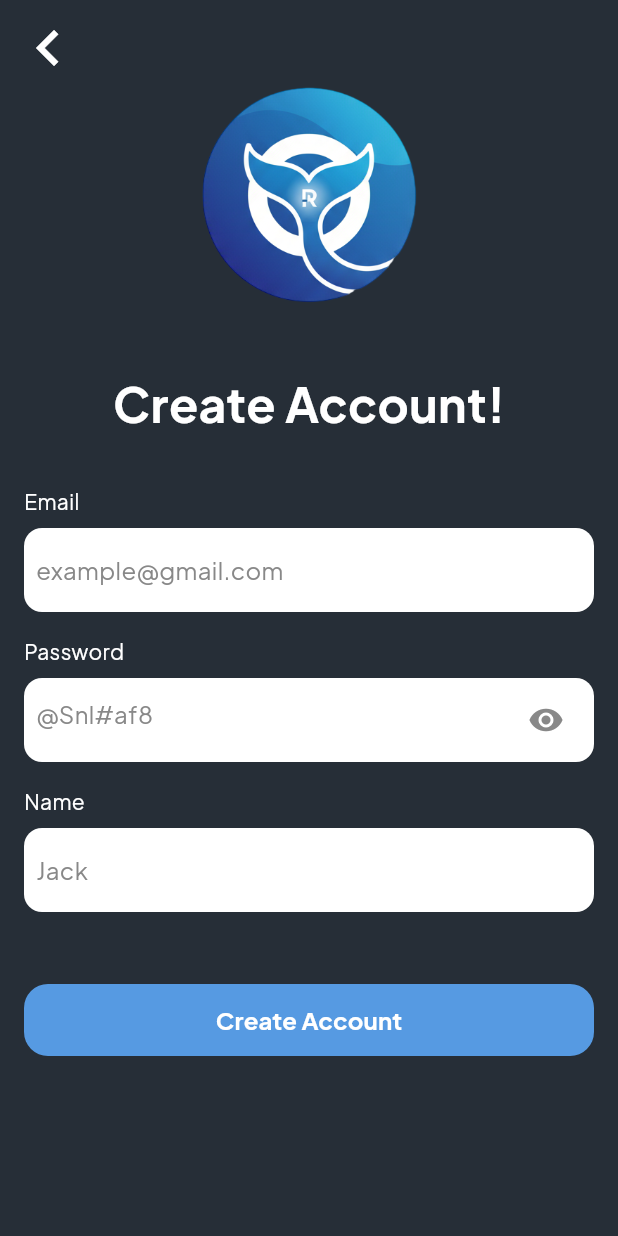
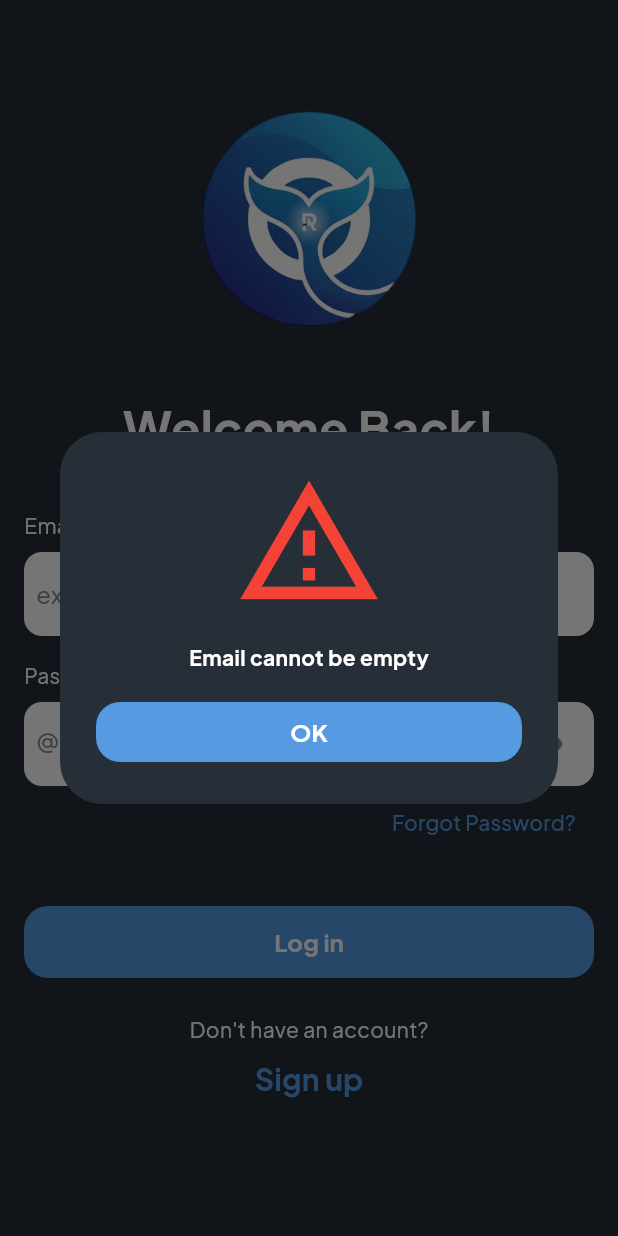
Before and after one commit to zawhtetnaing10/orcal_ai_flutter, a Flutter app: the screen it shows after launch, after a tap on "Log in", on a phone screen of 412 x 824 dp. Run offline on Flutter 3.47's test engine with Material 3 defaults, Android fonts, the phone set to English and light mode, and no system bars; our stand-ins replace cloud_firestore, dio, firebase_auth, firebase_core, flutter_bloc, go_router and 2 more; accounts and stored records are empty; generated files the repository leaves out were written again.

Commit message:
Login feature complete

```diff
--- /dev/null
+++ b/lib/actions/login_actions.dart
@@ -0,0 +1,19 @@
+sealed class LoginActions {}
+
+class OnEmailChanged extends LoginActions {
+  final String email;
+
+  OnEmailChanged(this.email);
+}
+
+class OnPasswordChanged extends LoginActions {
+  final String password;
+
+  OnPasswordChanged(this.password);
+}
+
+class OnDismissDialog extends LoginActions{}
+
+class OnTapLogin extends LoginActions {}
+
+class OnTapSignUp extends LoginActions {}
--- /dev/null
+++ b/lib/blocs/login_bloc.dart
@@ -0,0 +1,58 @@
+import 'package:flutter_bloc/flutter_bloc.dart';
+import 'package:orcal_ai_flutter/actions/login_actions.dart';
+import 'package:orcal_ai_flutter/data/repository/orcal_repository.dart';
+import 'package:orcal_ai_flutter/states/login_state.dart';
+
+class LoginBloc extends Cubit<LoginState> {
+  LoginBloc() : super(LoginState());
+
+  final repository = OrcalRepository();
+
+  void onAction(LoginActions action) async {
+    switch (action) {
+      case OnEmailChanged():
+        emit(state.copyWith(email: action.email));
+      case OnPasswordChanged():
+        emit(state.copyWith(password: action.password));
+      case OnTapLogin():
+        if (state.email.isEmpty) {
+          emit(
+            state.copyWith(
+              status: LoginEvents.showError,
+              errorMessage: "Email cannot be empty",
+            ),
+          );
+          return;
+        }
+
+        if (state.password.isEmpty) {
+          emit(
+            state.copyWith(
+              status: LoginEvents.showError,
+              errorMessage: "Password cannot be empty",
+            ),
+          );
+          return;
+        }
+
+        emit(state.copyWith(status: LoginEvents.showLoading));
+        try {
+          await repository.signIn(state.email, state.password);
+          emit(state.copyWith(status: LoginEvents.dismissLoading));
+          emit(state.copyWith(status: LoginEvents.navigateToHome));
+        } on Exception catch (e) {
+          emit(state.copyWith(status: LoginEvents.dismissLoading));
+          emit(
+            state.copyWith(
+              status: LoginEvents.showError,
+              errorMessage: "Login failed: $e",
+            ),
+          );
+        }
+      case OnDismissDialog():
+        emit(state.copyWith(status: LoginEvents.initial));
+      case OnTapSignUp():
+        emit(state.copyWith(status: LoginEvents.navigateToRegister));
+    }
+  }
+}
--- a/lib/data/repository/orcal_repository.dart
+++ b/lib/data/repository/orcal_repository.dart
@@ -1,3 +1,4 @@
+import 'package:firebase_auth/firebase_auth.dart';
 import 'package:orcal_ai_flutter/data/vos/info_to_embed_vo.dart';
 import 'package:orcal_ai_flutter/network/firebase/firebase_service.dart';
 import 'package:orcal_ai_flutter/network/orcal_api_client.dart';
@@ -15,12 +16,26 @@ class OrcalRepository {
   /// Firebase
   final FirebaseService _firebaseService = FirebaseService();
 
-  Future<UserResponse> register(String email, String password, String username){
-    RegisterRequest request = RegisterRequest(email: email, password: password, username: username);
+  Future<User?> signIn(String email, String password) {
+    return _firebaseService.signIn(email, password);
+  }
+
+  Future<UserResponse> register(
+    String email,
+    String password,
+    String username,
+  ) {
+    RegisterRequest request = RegisterRequest(
+      email: email,
+      password: password,
+      username: username,
+    );
     return _client.register(request);
   }
 
-  Future<GenericResponse> buildEmbeddings(List<InfoToEmbedVO> infoToEmbed) async {
+  Future<GenericResponse> buildEmbeddings(
+    List<InfoToEmbedVO> infoToEmbed,
+  ) async {
     BuildEmbeddingsRequest request = BuildEmbeddingsRequest(data: infoToEmbed);
     String idToken = await _firebaseService.getBearerToken();
     return _client.buildEmbeddings(idToken, request);
--- /dev/null
+++ b/lib/dialogs/error_dialog.dart
@@ -0,0 +1,59 @@
+import 'package:flutter/material.dart';
+import 'package:orcal_ai_flutter/utils/colors.dart';
+import 'package:orcal_ai_flutter/utils/dimens.dart';
+import 'package:orcal_ai_flutter/utils/images.dart';
+import 'package:orcal_ai_flutter/widgets/orcal_primary_button.dart';
+
+class ErrorDialog extends StatelessWidget {
+  final String errorMessage;
+  final VoidCallback onTapOk;
+
+  const ErrorDialog({
+    super.key,
+    required this.errorMessage,
+    required this.onTapOk,
+  });
+
+  @override
+  Widget build(BuildContext context) {
+    return Dialog(
+      backgroundColor: kBackgroundColor,
+      child: Padding(
+        padding: const EdgeInsets.all(kMarginLarge),
+        child: Column(
+          crossAxisAlignment: CrossAxisAlignment.center,
+          mainAxisSize: MainAxisSize.min,
+          children: [
+            Icon(
+              Icons.warning_amber_outlined,
+              color: Colors.red,
+              size: kDialogLogoSize,
+            ),
+            Padding(
+              padding: EdgeInsets.only(top: kMarginMedium2),
+              child: Text(
+                errorMessage,
+                style: TextStyle(
+                  fontWeight: FontWeight.bold,
+                  color: Colors.white,
+                  fontSize: kTextRegular,
+                ),
+              ),
+            ),
+
+            Padding(
+              padding: EdgeInsets.only(top: kMarginMedium2),
+              child: SizedBox(
+                width: double.infinity,
+                child: OrcalPrimaryButton(label: "OK", onPressed: (){
+                  Navigator.pop(context);
+                  onTapOk();
+                }),
+              ),
+            ),
+          ],
+        ),
+      ),
+    );
+  }
+}
--- a/lib/screens/login_screen.dart
+++ b/lib/screens/login_screen.dart
@@ -1,5 +1,11 @@
 import 'package:flutter/material.dart';
+import 'package:flutter_bloc/flutter_bloc.dart';
 import 'package:go_router/go_router.dart';
+import 'package:loading_animation_widget/loading_animation_widget.dart';
+import 'package:orcal_ai_flutter/actions/login_actions.dart';
+import 'package:orcal_ai_flutter/blocs/login_bloc.dart';
+import 'package:orcal_ai_flutter/dialogs/error_dialog.dart';
+import 'package:orcal_ai_flutter/states/login_state.dart';
 import 'package:orcal_ai_flutter/utils/colors.dart';
 import 'package:orcal_ai_flutter/utils/dimens.dart';
 import 'package:orcal_ai_flutter/utils/images.dart';
@@ -13,7 +19,65 @@ class LoginScreen extends StatelessWidget {
 
   @override
   Widget build(BuildContext context) {
-    return Scaffold(
+    return BlocProvider(
+      create: (BuildContext context) => LoginBloc(),
+      child: LoginBody(),
+    );
+  }
+}
+
+class LoginBody extends StatelessWidget {
+  const LoginBody({super.key});
+
+  @override
+  Widget build(BuildContext context) {
+    return BlocListener<LoginBloc, LoginState>(
+      listenWhen: (previous, current) => previous.status != current.status,
+      listener: (context, state) {
+        switch (state.status) {
+          case LoginEvents.showLoading:
+            {
+              showDialog(
+                context: context,
+                barrierDismissible: false,
+                builder: (dialogContext) {
+                  return Center(
+                    child: LoadingAnimationWidget.staggeredDotsWave(
+                      color: Colors.white,
+                      size: 88,
+                    ),
+                  );
+                },
+              );
+            }
+          case LoginEvents.showError:
+            {
+              showDialog(
+                context: context,
+                barrierDismissible: false,
+                builder: (dialogContext) {
+                  return ErrorDialog(
+                    errorMessage: state.errorMessage,
+                    onTapOk: () {
+                      context.read<LoginBloc>().onAction(OnDismissDialog());
+                    },
+                  );
+                },
+              );
+            }
+          case LoginEvents.navigateToHome:
+            {
+              debugPrint("Navigate to home screen");
+            }
+          case LoginEvents.dismissLoading:
+            Navigator.pop(context);
+          case LoginEvents.navigateToRegister:
+            context.pushNamed(kRegisterRoute);
+          case LoginEvents.initial:
+          // Do Nothing
+        }
+      },
+      child: Scaffold(
         backgroundColor: kBackgroundColor,
         body: SizedBox(
           height: MediaQuery.of(context).size.height,
@@ -53,7 +117,11 @@ class LoginScreen extends StatelessWidget {
                       child: OrcalTextField(
                         label: "Email",
                         hint: "example@gmail.com",
-                      onTextChanged: (email) {},
+                        onTextChanged: (email) {
+                          context.read<LoginBloc>().onAction(
+                            OnEmailChanged(email),
+                          );
+                        },
                       ),
                     ),
                   ),
@@ -66,7 +134,11 @@ class LoginScreen extends StatelessWidget {
                       child: OrcalPasswordInput(
                         label: "Password",
                         hint: "@Snl#af8",
-                      onTextChanged: (password) {},
+                        onTextChanged: (password) {
+                          context.read<LoginBloc>().onAction(
+                            OnPasswordChanged(password),
+                          );
+                        },
                       ),
                     ),
                   ),
@@ -92,7 +164,7 @@ class LoginScreen extends StatelessWidget {
                       child: OrcalPrimaryButton(
                         label: "Log in",
                         onPressed: () {
-                        context.pushNamed(kRegisterRoute);
+                          context.read<LoginBloc>().onAction(OnTapLogin());
                         },
                       ),
                     ),
@@ -111,7 +183,9 @@ class LoginScreen extends StatelessWidget {
                   ),
 
                   TextButton(
-                  onPressed: () {},
+                    onPressed: () {
+                      context.read<LoginBloc>().onAction(OnTapSignUp());
+                    },
                     child: Text(
                       "Sign up",
                       style: TextStyle(
@@ -126,6 +200,7 @@ class LoginScreen extends StatelessWidget {
             ),
           ),
         ),
+      ),
     );
   }
 }
--- /dev/null
+++ b/lib/states/login_state.dart
@@ -0,0 +1,43 @@
+class LoginState {
+  final String email;
+  final String password;
+  final LoginEvents status;
+  final String errorMessage;
+
+  LoginState({
+    this.email = "",
+    this.password = "",
+    this.status = LoginEvents.initial,
+    this.errorMessage = "",
+  });
+
+  @override
+  bool operator ==(Object other) =>
+      identical(this, other) ||
+      other is LoginState &&
+          runtimeType == other.runtimeType &&
+          email == other.email &&
+          password == other.password &&
+          status == other.status &&
+          errorMessage == other.errorMessage;
+
+  @override
+  int get hashCode => Object.hash(email, password, status, errorMessage);
+
+  LoginState copyWith({
+    String? email,
+    String? password,
+    LoginEvents? status,
+    String? errorMessage,
+  }) {
+    return LoginState(
+      email: email ?? this.email,
+      password: password ?? this.password,
+      status: status ?? this.status,
+      errorMessage: errorMessage ?? this.errorMessage,
+    );
+  }
+}
+
+/// This is for navigation, showing loading, error, etc...
+enum LoginEvents { initial, showLoading, navigateToHome, dismissLoading, showError, navigateToRegister }
--- a/lib/utils/dimens.dart
+++ b/lib/utils/dimens.dart
@@ -16,4 +16,5 @@ const kTextLarge = 24.0;
 const kTextBig = 32.0;
 
 const kTextFieldHeight = 56.0;
+const kDialogLogoSize = 100.0;
 const kLogoSize = 150.0;
--- a/pubspec.yaml
+++ b/pubspec.yaml
@@ -44,6 +44,8 @@ dependencies:
   cloud_firestore: ^6.1.0
 
   go_router: ^17.0.0
+  flutter_bloc: ^9.1.1
+  loading_animation_widget: ^1.3.0
 
 
 dev_dependencies:
```
Lines whose indentation alone changed are shown as unchanged.
